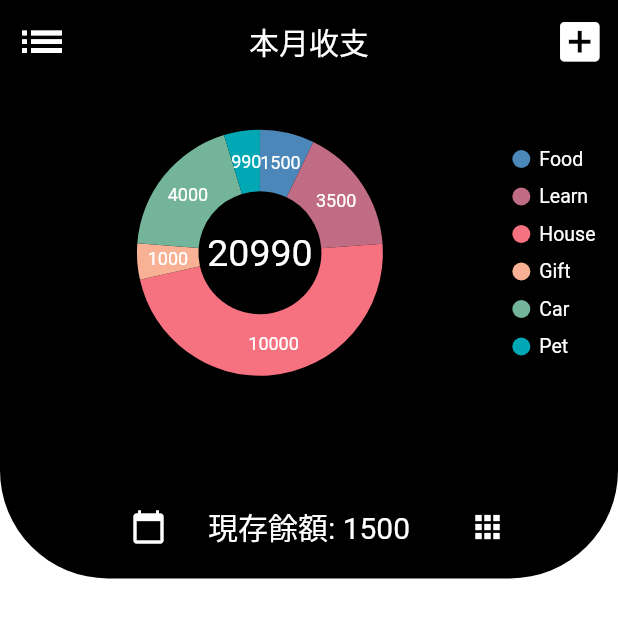
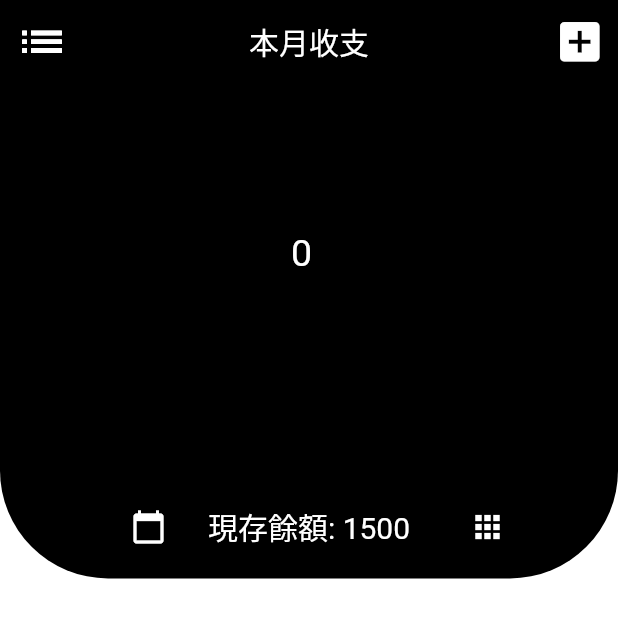
Before and after one commit to ShallowFeather/flutterapp, a Flutter app: the screen it shows after launch, after a tap on "Login", on a phone screen of 412 x 824 dp. Shown: the top 618 px of the screen. Run offline on Flutter 3.47's test engine with Material 2 defaults, Android fonts, the phone set to English and light mode, and no system bars; our stand-ins replace sqflite, syncfusion_flutter_charts; accounts and stored records are empty.

Commit message:
chart needs to get data by DB but failed

```diff
--- a/lib/data/GoodsClass.dart
+++ b/lib/data/GoodsClass.dart
@@ -16,7 +16,7 @@ class LastGoods {
   final String name;
   final String type;
   final int cost;
-  final DateTime date;
+  final String date;
   final String other;
   const LastGoods({
     this.id,
@@ -32,7 +32,7 @@ class LastGoods {
       name: json["name"] as String,
       type: json["type"] as String,
       cost: json["cost"] as int,
-      date: DateTime.parse(json["date"] as String),
+      date: json["date"] as String,
       other: json["other"] as String);
 
   Map<String, dynamic> toMap() {
@@ -41,7 +41,7 @@ class LastGoods {
       'name': name,
       'type': type,
       'cost': cost,
-      'date': date.toIso8601String(),
+      'date': date,
       'other': other,
     };
   }
@@ -51,7 +51,7 @@ class LastGoods {
     String? name,
     String? type,
     int? cost,
-    DateTime? date,
+    String? date,
     String? other,
   }) =>
       LastGoods(
--- a/lib/data/LoadData.dart
+++ b/lib/data/LoadData.dart
@@ -46,7 +46,7 @@ CREATE TABLE item(
     final orderBy = 'id';
     final result = await db.query("item", orderBy: orderBy);
     List<LastGoods> res = <LastGoods>[];
-    for(var i = 0; i < result.length; i++) {
+    for(var i = result.length - 1; i >= 0; i--) {
       res.add(LastGoods.fromMap(result[i]));
     }
     return res;
--- a/lib/widgets/AddData.dart
+++ b/lib/widgets/AddData.dart
@@ -43,7 +43,12 @@ class AddDataPage extends StatelessWidget {
             padding: EdgeInsets.only(right: 0.0),
             child: IconButton(
               onPressed: () async {
-                DateTime now = new DateTime.now();
+                String now = DateTime.now().year.toString() + "/"
+                    + DateTime.now().month.toString() + "/"
+                    + DateTime.now().day.toString() + "/ "
+                    + DateTime.now().hour.toString() + ":"
+                    + DateTime.now().minute.toString() + ":"
+                    + DateTime.now().second.toString();
                 LastGoods send = LastGoods(
                   name: namecontroller.text.toString(),
                   type: newtypecontroller.text.toString(),
--- a/lib/widgets/chart.dart
+++ b/lib/widgets/chart.dart
@@ -1,6 +1,9 @@
+import 'package:count/data/LoadData.dart';
 import 'package:flutter/cupertino.dart';
 import 'package:flutter/material.dart';
 import 'package:syncfusion_flutter_charts/charts.dart';
+
+import '../data/GoodsClass.dart';
 
 class BackChart extends StatelessWidget {
   @override
@@ -50,7 +53,9 @@ class BackChart extends StatelessWidget {
                     IconButton(
                       alignment: Alignment.centerRight,
                       padding: EdgeInsets.zero,
-                      onPressed: () {},
+                      onPressed: () {
+
+                      },
                       icon: Icon(Icons.apps),
                       color: Colors.white,
                     )
@@ -71,15 +76,33 @@ class Chart extends StatefulWidget {
 
 class _Chart extends State<Chart> {
   late List<TotalData> _chartData;
-
+  Map mapOfAll = new Map<String, int>();
   @override
-  void initState() {
-    _chartData = getChartData();
+  void initState() async {
+    _chartData = await getChartData();
     super.initState();
   }
 
   @override
   Widget build(BuildContext context) {
+    return FutureBuilder(
+      future: UseDatabase.instance.readAllitems(),
+      builder: (BuildContext context, AsyncSnapshot<dynamic> snapshot) {
+        if (ConnectionState.active != null && !snapshot.hasData) {
+          return Container();
+        }
+        if (ConnectionState.done != null && snapshot.hasError) {
+          return Center();
+        }
+        num AllCost = 0;
+        Map mapOfAll = new Map<String, int>();
+        for (var i = 0; i < snapshot.data.length; i++) {
+          if(mapOfAll[snapshot.data[i].name] == null) {
+            mapOfAll[snapshot.data[i].name] = 0;
+          }
+          mapOfAll[snapshot.data[i].name] = mapOfAll[snapshot.data[i].name] + snapshot.data[i].cost;
+          print(mapOfAll[snapshot.data[i].name]);
+        }
         return Container(
             child: SafeArea(
                 child: Scaffold(
@@ -92,7 +115,7 @@ class _Chart extends State<Chart> {
                             child: PhysicalModel(
                               color: Colors.transparent,
                               child: Text(
-                    '20990',
+                                AllCost.toString(),
                                 style: TextStyle(
                                   color: Colors.white,
                                   fontSize: 25,
@@ -112,22 +135,28 @@ class _Chart extends State<Chart> {
                           xValueMapper: (TotalData data, _) => data.continent,
                           yValueMapper: (TotalData data, _) => data.cost,
                           dataLabelSettings: DataLabelSettings(
-                  isVisible: true, textStyle: TextStyle(color: Colors.white)),
+                              isVisible: true,
+                              textStyle: TextStyle(color: Colors.white)),
                         )
                       ]),
                 )));
+      },
+    );
   }
-
-  List<TotalData> getChartData() {
-    final List<TotalData> chartData = [
-      TotalData("Food", 1500),
-      TotalData("Learn", 3500),
-      TotalData("House", 10000),
-      TotalData("Gift", 1000),
-      TotalData("Car", 4000),
-      TotalData("Pet", 990),
-    ];
-    return chartData;
+  Future<List<TotalData>> getChartData() async {
+    List<TotalData> ret = [];
+    List<LastGoods> getList =  await UseDatabase.instance.readAllitems();
+    Map mapOfAll = new Map<String, int>();
+    for (var i = 0; i < getList.length; i++) {
+      if(mapOfAll[getList[i].name] == null) {
+        mapOfAll[getList[i].name] = 0;
+      }
+      mapOfAll[getList[i].name] = mapOfAll[getList[i].name] + getList[i].cost;
+    }
+    mapOfAll.forEach((key, value) {
+      ret.add(TotalData(key, value));
+    });
+    return ret;
   }
 }
 
```
Also changed, not shown: pubspec.lock. Lines whose indentation alone changed are shown as unchanged.
